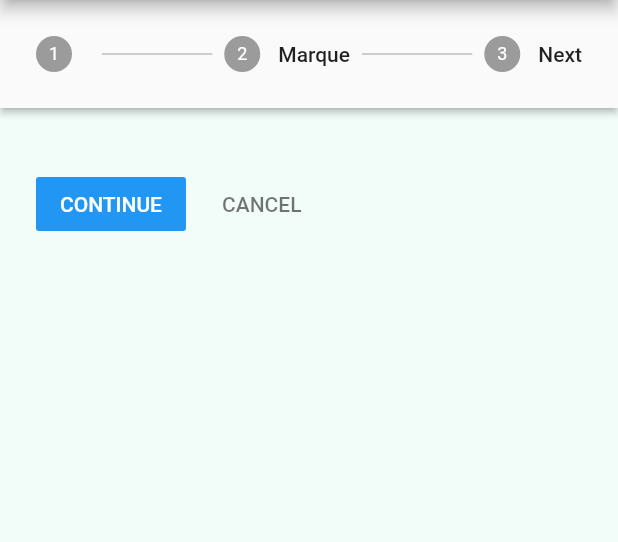
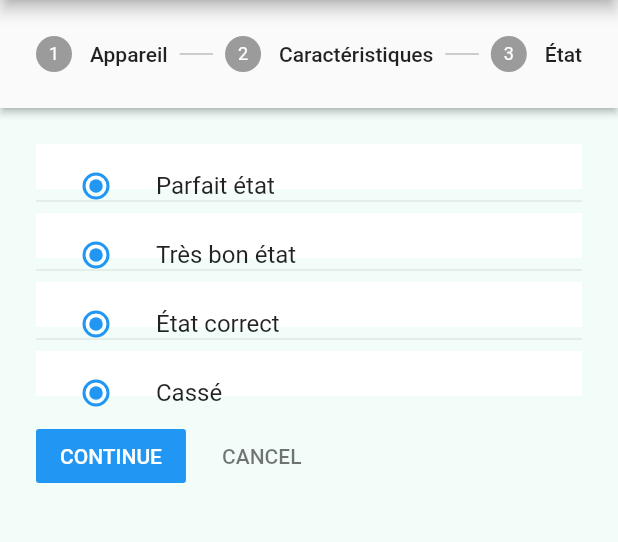
Before and after one commit to Blaccreed/renhord, a Flutter app: the screen it shows after launch, after a tap on "CONTINUE", on a phone screen of 412 x 824 dp, the part 84-626 px from its top. Run offline on Flutter 3.47's test engine with Material 2 defaults, Android fonts, the phone set to English and light mode, and no system bars; our stand-ins replace hexcolor.

Commit message:
Erreur a corrigé, mise en place du formulaire

```diff
--- a/lib/main.dart
+++ b/lib/main.dart
@@ -1,8 +1,8 @@
 import 'package:flutter/material.dart';
 import 'package:hexcolor/hexcolor.dart';
-import 'package:renhord/screens/connexion.dart';
-import 'package:renhord/screens/home.dart';
-import 'package:renhord/screens/sell.dart';
+import 'package:renhord/screens/Connexion.dart';
+import 'package:renhord/screens/Home.dart';
+import 'package:renhord/screens/productType.dart';
 
 void main() {
   runApp(const MyApp());
--- /dev/null
+++ b/lib/screens/Condition.dart
@@ -0,0 +1,48 @@
+import 'package:flutter/material.dart';
+
+class Condition extends StatefulWidget {
+  const Condition({Key? key}) : super(key: key);
+
+  @override
+  State<Condition> createState() => _ConditionState();
+}
+
+class _ConditionState extends State<Condition> {
+  List<String> _states = [
+    "Parfait état",
+    "Très bon état",
+    "État correct",
+    "Cassé"
+  ];
+
+  @override
+  Widget build(BuildContext context) {
+    return SizedBox(
+      width: 30,
+      child: ListView.separated(
+          shrinkWrap: true,
+          separatorBuilder: (BuildContext context, int index) => const Divider(),
+          itemCount: _states.length,
+          itemBuilder: (BuildContext context, int index) {
+            return Container(
+              height: 30,
+              width: 10,
+              color: Colors.white,
+              child: ListTile(
+                  title: Text(_states[index]),
+                  leading: Radio<String>(
+                    value: _states[index],
+                    groupValue: _states[index],
+                    onChanged: (String? value) {
+                      setState(() {
+
+                      });
+                    },
+
+                  ),
+              ),
+            );
+          }),
+    );
+  }
+}
--- /dev/null
+++ b/lib/screens/Features.dart
@@ -0,0 +1,20 @@
+
+
+
+import 'package:flutter/material.dart';
+
+class Features extends StatefulWidget {
+  const Features({Key? key}) : super(key: key);
+
+  @override
+  State<Features> createState() => _FeaturesState();
+}
+
+class _FeaturesState extends State<Features> {
+  @override
+  Widget build(BuildContext context) {
+    return Container(
+
+    );
+  }
+}
--- a/lib/screens/home.dart
+++ b/lib/screens/Home.dart
@@ -1,5 +1,7 @@
 import 'package:flutter/material.dart';
-import 'package:renhord/screens/sell.dart';
+import 'package:renhord/screens/Condition.dart';
+import 'package:renhord/screens/Features.dart';
+import 'package:renhord/screens/productType.dart';
 
 class Home extends StatefulWidget {
   const Home({Key? key}) : super(key: key);
@@ -9,11 +11,11 @@
 }
 
 List<Step> stepList() => [
-      const Step(content: Sell(), title: Text("")),
+      const Step(title: Text("Appareil"), content: productType()),
 
-      Step(title: Text("Marque"), content: Brand()),
+      const Step(title: Text("Caractéristiques"), content: Condition()),
 
-      Step(title: Text("Next"), content: Test())
+      const Step(title: Text("État"), content: Condition())
     ];
 
 int current = stepList().indexOf(stepList().first);
--- /dev/null
+++ b/lib/screens/productType.dart
@@ -0,0 +1,77 @@
+import 'package:flutter/material.dart';
+import 'package:hexcolor/hexcolor.dart';
+
+class productType extends StatefulWidget {
+  const productType({Key? key}) : super(key: key);
+
+  @override
+  State<productType> createState() => _productTypeState();
+}
+
+class _productTypeState extends State<productType> {
+  @override
+  Widget build(BuildContext context) {
+    return Column(
+      mainAxisAlignment: MainAxisAlignment.center,
+      children: [
+        Container(
+
+          color: Colors.white,
+          height: 125,
+          width: 130,
+          child: Column(
+            mainAxisAlignment: MainAxisAlignment.center,
+            children: [
+              InkWell(
+                onTap: () {},
+                child: Image.asset('assets/notebook.jpg'),
+              ),
+              SizedBox(height: 5,),
+              Text("Ordinateur")
+            ],
+          ),
+        ),
+        const SizedBox(
+          height: 15,
+        ),
+        Container(
+          color: Colors.white,
+          height: 125,
+          width: 130,
+          child: Column(
+            mainAxisAlignment: MainAxisAlignment.center,
+            children: [
+              InkWell(
+                onTap: () {},
+                child: Image.asset('assets/phone.jpg'),
+              ),
+              const SizedBox(height: 5,),
+              const Text("téléphone"),
+            ],
+
+          ),
+        ),
+
+        const SizedBox(
+          height: 15,
+        ),
+        Container(
+          color: Colors.white,
+          height: 125,
+          width: 130,
+          child: Column(
+            mainAxisAlignment: MainAxisAlignment.center,
+            children: [
+              InkWell(
+                onTap: () {},
+                child: Image.asset('assets/tablet.jpg'),
+              ),
+              SizedBox(height: 5,),
+              Text("tablette")
+            ],
+          ),
+        ),
+      ],
+    );
+  }
+}
--- a/lib/screens/sell.dart
+++ /dev/null
@@ -1,77 +0,0 @@
-
-import 'package:flutter/material.dart';
-import 'package:hexcolor/hexcolor.dart';
-
-class Sell extends StatefulWidget {
-  const Sell({Key? key}) : super(key: key);
-
-  @override
-  State<Sell> createState() => _SellState();
-}
-
-class _SellState extends State<Sell> {
-  @override
-  Widget build(BuildContext context) {
-    return Column(
-      mainAxisAlignment: MainAxisAlignment.center,
-      children: [
-         SizedBox(
-           height: 150,
-           width: 150,
-           child: InkWell(
-             onTap: (){},
-             child: Image.asset('assets/notebook.jpg') ,
-           ),
-         ),
-
-        SizedBox(
-          height: 150,
-          width: 150,
-          child: InkWell(
-            onTap: (){},
-            child: Image.asset('assets/phone.jpg') ,
-          ),
-        ),
-
-        SizedBox(
-          height: 150,
-          width: 150,
-          child: InkWell(
-            onTap: (){
-            },
-            child: Image.asset('assets/tablet.jpg') ,
-          ),
-        ),
-      ],
-    );
-  }
-}
-
-class Brand extends StatefulWidget {
-  const Brand({Key? key}) : super(key: key);
-
-  @override
-  State<Brand> createState() => _BrandState();
-}
-class _BrandState extends State<Brand> {
-  @override
-  Widget build(BuildContext context) {
-    return Container(
-    );
-  }
-}
-
-class Test extends StatefulWidget {
-  const Test({Key? key}) : super(key: key);
-
-  @override
-  State<Test> createState() => _TestState();
-}
-
-class _TestState extends State<Test> {
-  @override
-  Widget build(BuildContext context) {
-    return Container(
-    );
-  }
-}
```
Also changed, not shown: lib/Model/JsonHandler.dart (added), lib/screens/Connexion.dart (renamed from lib/screens/connexion.dart), pubspec.lock.
